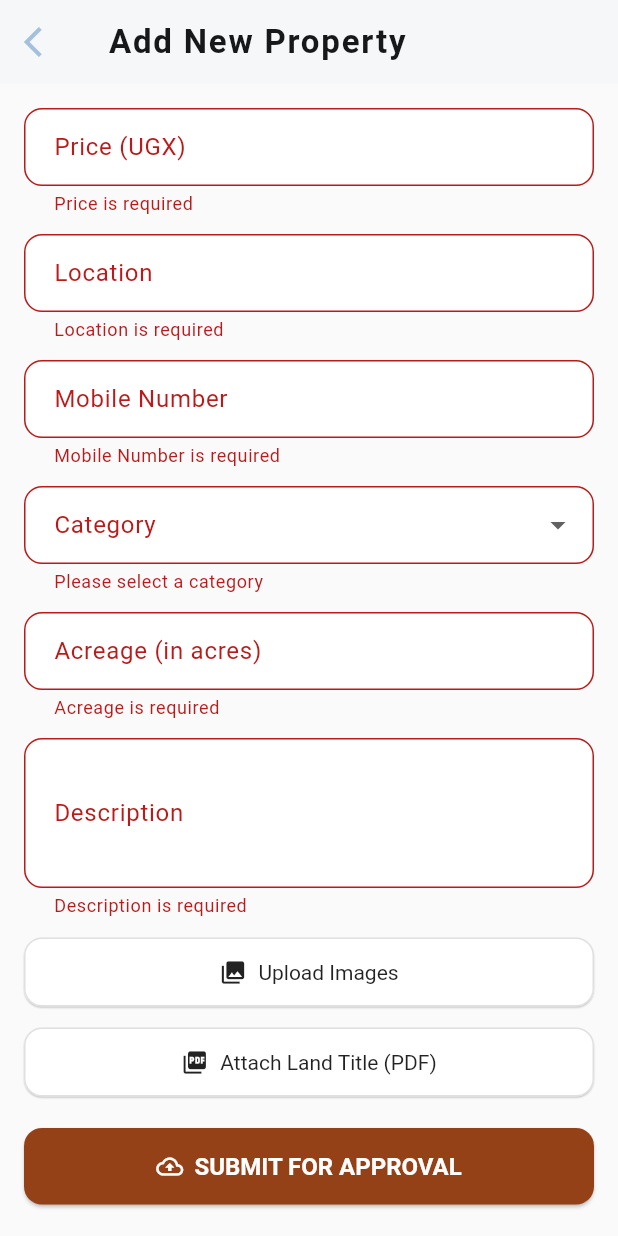
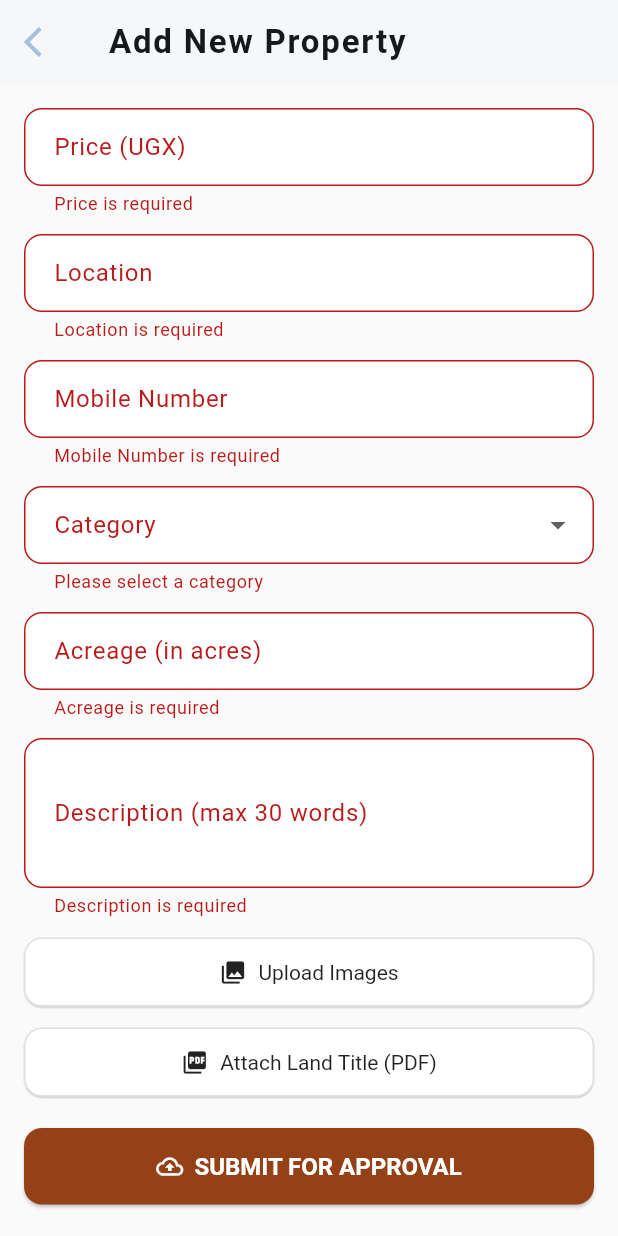
Before and after one commit to MORISON-K/smartspace, a Flutter app: the AddListingScreen screen opened by its route, after a tap on "SUBMIT FOR APPROVAL", on a phone screen of 412 x 824 dp. Run offline on Flutter 3.47's test engine with Material 3 defaults, Android fonts, the phone set to English and light mode, and no system bars; our stand-ins replace cloud_firestore, file_picker, firebase_auth, firebase_core, firebase_messaging, firebase_storage and 3 more; missing offline and left inert: syncfusion_flutter_pdfviewer; accounts and stored records are empty.

Commit message:
Validate description

```diff
--- a/lib/seller/add_listing_screen.dart
+++ b/lib/seller/add_listing_screen.dart
@@ -324,10 +324,20 @@ class _AddListingScreenState extends State<AddListingScreen> {
               TextFormField(
                 controller: _descriptionController,
                 maxLines: 3,
-                decoration: _inputDecoration('Description'),
+                decoration: _inputDecoration('Description (max 30 words)'),
                 validator: (value) {
                   if (value == null || value.trim().isEmpty) {
                     return 'Description is required';
+                  }
+                  // Count words by splitting on whitespace and filtering empty strings
+                  final words =
+                      value
+                          .trim()
+                          .split(RegExp(r'\s+'))
+                          .where((word) => word.isNotEmpty)
+                          .toList();
+                  if (words.length > 30) {
+                    return 'Description must be 30 words or less (currently ${words.length} words)';
                   }
                   return null;
                 },
```
